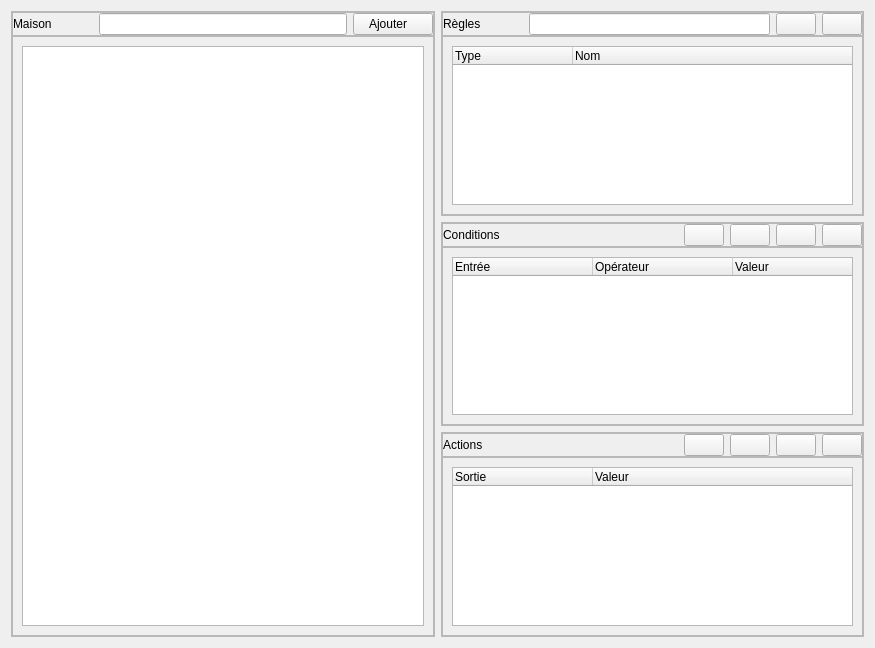
Old version of the form data/formrules.ui in the repository calaos/calaos_installer.
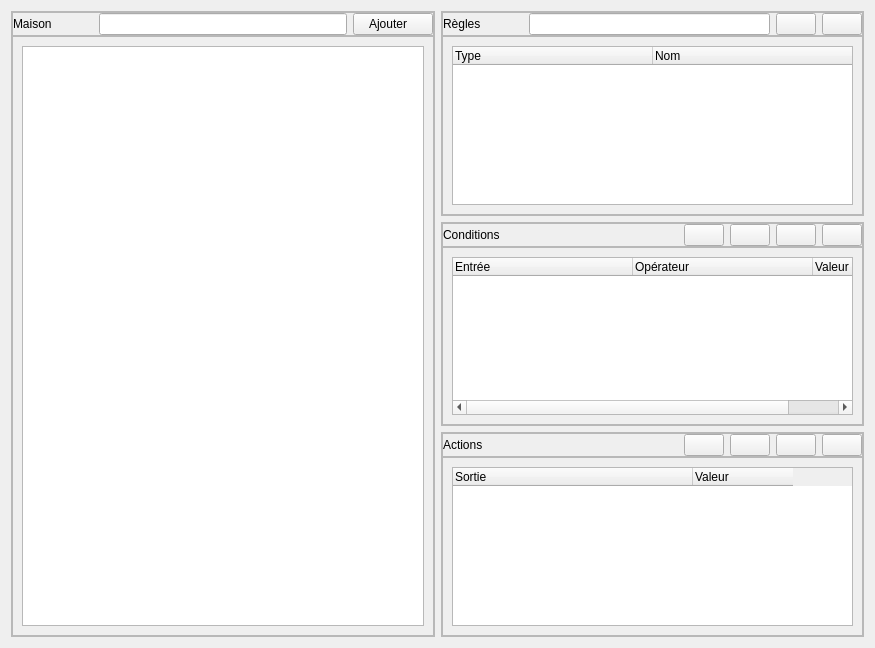
New version of the form. Icons and pictures are not drawn. Custom widgets are drawn as their Qt base class.

Diff of the .ui file:
```diff
--- a/data/formrules.ui
+++ b/data/formrules.ui
@@ -423,7 +423,7 @@
                <bool>true</bool>
               </property>
               <attribute name="headerDefaultSectionSize">
-               <number>120</number>
+               <number>200</number>
               </attribute>
               <column>
                <property name="text">
@@ -605,7 +605,7 @@
                <enum>Qt::CustomContextMenu</enum>
               </property>
               <property name="alternatingRowColors">
-               <bool>false</bool>
+               <bool>true</bool>
               </property>
               <property name="iconSize">
                <size>
@@ -620,7 +620,10 @@
                <bool>true</bool>
               </property>
               <attribute name="headerDefaultSectionSize">
-               <number>140</number>
+               <number>180</number>
+              </attribute>
+              <attribute name="headerStretchLastSection">
+               <bool>false</bool>
               </attribute>
               <column>
                <property name="text">
@@ -807,7 +810,7 @@
                <enum>Qt::CustomContextMenu</enum>
               </property>
               <property name="alternatingRowColors">
-               <bool>false</bool>
+               <bool>true</bool>
               </property>
               <property name="iconSize">
                <size>
@@ -822,7 +825,10 @@
                <bool>true</bool>
               </property>
               <attribute name="headerDefaultSectionSize">
-               <number>140</number>
+               <number>240</number>
+              </attribute>
+              <attribute name="headerStretchLastSection">
+               <bool>false</bool>
               </attribute>
               <column>
                <property name="text">
```
Left out of the diff: 6 changed lines with no effect on the pictures.
